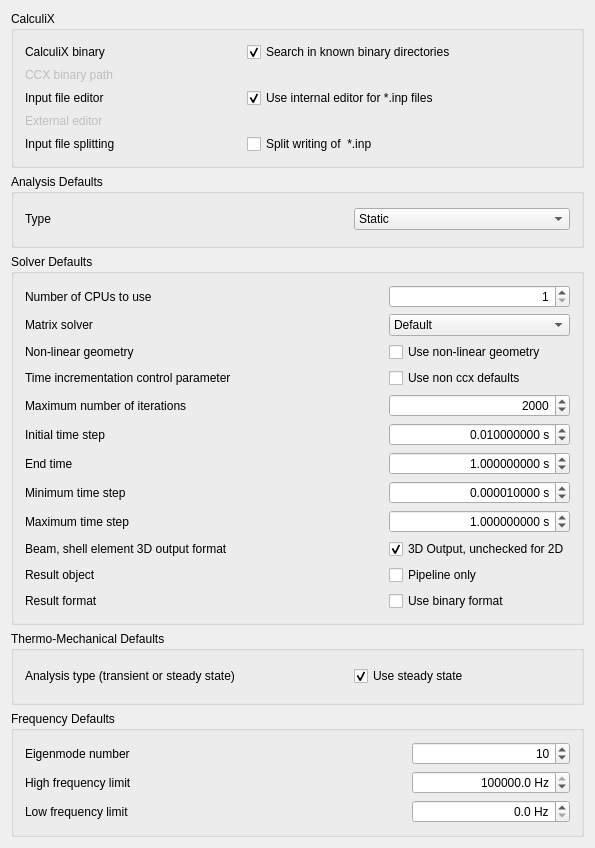
The window that src/Mod/Fem/Gui/DlgSettingsFemCcx.ui (southseact-3d/fcd) describes before a commit, drawn with Qt 5.
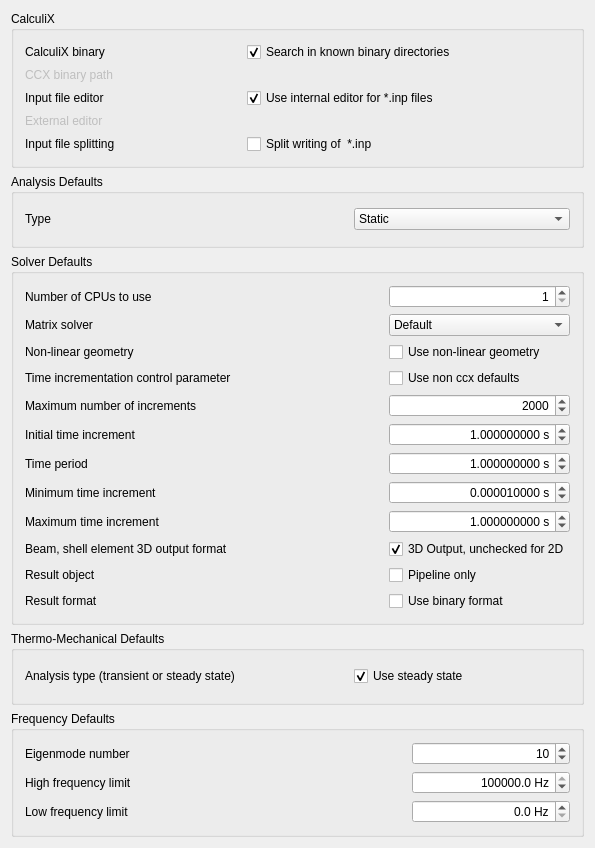
The same window after the commit. Icons and pictures are not drawn. Custom widgets are drawn as their Qt base class.

Commit message: Fem: Rename CalculiX time properties

```diff
--- a/src/Mod/Fem/Gui/DlgSettingsFemCcx.ui
+++ b/src/Mod/Fem/Gui/DlgSettingsFemCcx.ui
@@ -304,14 +304,14 @@
         <item row="5" column="0">
          <widget class="QLabel" name="l_ccx_initial_time_step">
           <property name="text">
-           <string>Initial time step</string>
+           <string>Initial time increment</string>
           </property>
          </widget>
         </item>
         <item row="6" column="0">
          <widget class="QLabel" name="l_ccx_analysis_time">
           <property name="text">
-           <string>End time</string>
+           <string>Time period</string>
           </property>
          </widget>
         </item>
@@ -518,14 +518,14 @@
         <item row="4" column="0">
          <widget class="QLabel" name="l_ccx_max_iterations">
           <property name="text">
-           <string>Maximum number of iterations</string>
+           <string>Maximum number of increments</string>
           </property>
          </widget>
         </item>
         <item row="7" column="0">
          <widget class="QLabel" name="l_ccx_minimum_time_step">
           <property name="text">
-           <string>Minimum time step</string>
+           <string>Minimum time increment</string>
           </property>
          </widget>
         </item>
@@ -590,7 +590,7 @@
          </widget>
         </item>
         <item row="5" column="2">
-         <widget class="Gui::PrefDoubleSpinBox" name="dsb_ccx_initial_time_step">
+         <widget class="Gui::PrefDoubleSpinBox" name="dsb_ccx_initial_time_increment">
           <property name="contextMenuPolicy">
            <enum>Qt::DefaultContextMenu</enum>
           </property>
@@ -610,7 +610,7 @@
            <double>0.010000000000000</double>
           </property>
           <property name="value">
-           <double>0.010000000000000</double>
+           <double>1.000000000000000</double>
           </property>
           <property name="prefEntry" stdset="0">
            <cstring>AnalysisTimeInitialStep</cstring>
@@ -655,7 +655,7 @@
         <item row="8" column="0">
          <widget class="QLabel" name="l_ccx_maximum_time_step">
           <property name="text">
-           <string>Maximum time step</string>
+           <string>Maximum time increment</string>
           </property>
          </widget>
         </item>
```
Left out of the diff: 32 changed lines with no effect on the pictures. The commit also changes 4 other files.
